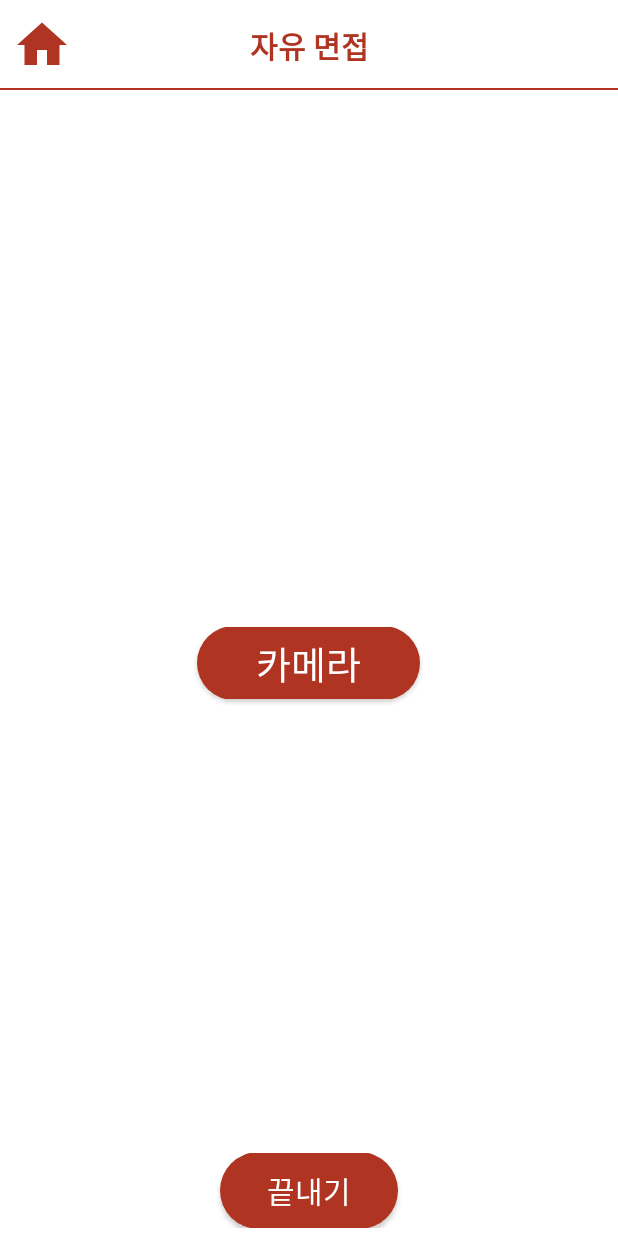
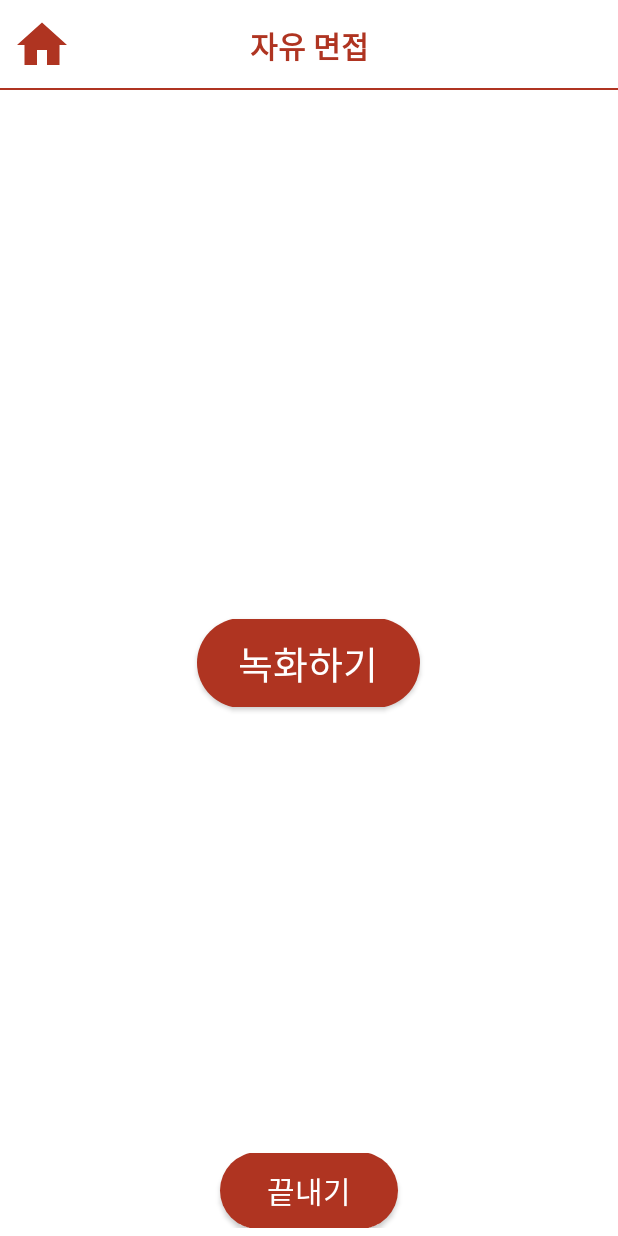
Before and after one commit to soyeon207/interview, an Android app: the free_q screen opened directly, with no data from a screen before it, on a phone screen of 412 x 824 dp. Run offline under Robolectric (Android 15) with nearby library versions, the phone set to English and light mode, and no system bars; 2 statements that could not run were skipped.

Commit message:
activity_free_q camera text change

```diff
--- a/app/src/main/res/layout/activity_free_q.xml
+++ b/app/src/main/res/layout/activity_free_q.xml
@@ -42,6 +42,7 @@
         android:layout_margin="5dp">
 
         <TextView
+
             android:textColor="#AF3421"
             android:id="@+id/question"
             android:layout_width="match_parent"
@@ -57,7 +58,8 @@
             android:layout_height="wrap_content"
             android:layout_centerInParent="true"
             android:background="@drawable/button"
-            android:text="카메라"
+            android:text="녹화하기"
+            android:padding="10dp"
             android:textColor="#ffffff"
             android:textSize="25dp" />
 
```
